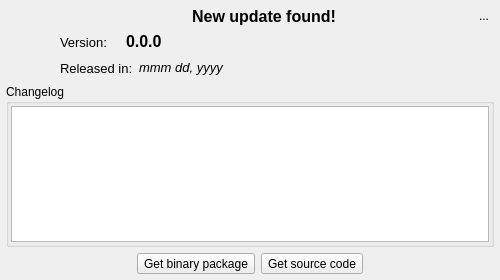
The window that libpgmodeler_ui/ui/updatenotifierwidget.ui (pgmodeler/pgmodeler) describes before a commit, drawn with Qt 5.
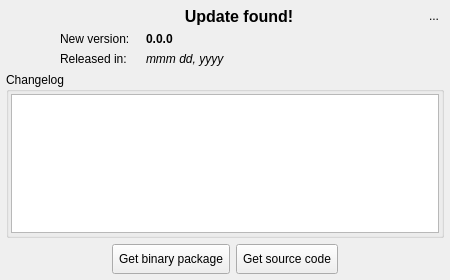
The same window after the commit. Icons and pictures are not drawn.

Commit message:
More widget fonts adjustments
Created a second version of PgModelerUiNS::configureWidgetFont that
accepts a custom factor value.

```diff
--- a/libpgmodeler_ui/ui/updatenotifierwidget.ui
+++ b/libpgmodeler_ui/ui/updatenotifierwidget.ui
@@ -12,13 +12,13 @@
    <rect>
     <x>0</x>
     <y>0</y>
-    <width>500</width>
+    <width>450</width>
     <height>280</height>
    </rect>
   </property>
   <property name="minimumSize">
    <size>
-    <width>500</width>
+    <width>450</width>
     <height>280</height>
    </size>
   </property>
@@ -78,7 +78,7 @@
          </font>
         </property>
         <property name="text">
-         <string>New update found!</string>
+         <string>Update found!</string>
         </property>
         <property name="alignment">
          <set>Qt::AlignCenter</set>
@@ -154,8 +154,8 @@
           </property>
           <property name="minimumSize">
            <size>
-            <width>60</width>
-            <height>20</height>
+            <width>80</width>
+            <height>0</height>
            </size>
           </property>
           <property name="maximumSize">
@@ -164,11 +164,6 @@
             <height>16777215</height>
            </size>
           </property>
-          <property name="font">
-           <font>
-            <pointsize>10</pointsize>
-           </font>
-          </property>
           <property name="text">
            <string>Released in:</string>
           </property>
@@ -184,7 +179,6 @@
           </property>
           <property name="font">
            <font>
-            <pointsize>10</pointsize>
             <weight>50</weight>
             <italic>true</italic>
             <bold>false</bold>
@@ -209,8 +203,8 @@
           </property>
           <property name="minimumSize">
            <size>
-            <width>60</width>
-            <height>20</height>
+            <width>80</width>
+            <height>0</height>
            </size>
           </property>
           <property name="maximumSize">
@@ -219,13 +213,8 @@
             <height>16777215</height>
            </size>
           </property>
-          <property name="font">
-           <font>
-            <pointsize>10</pointsize>
-           </font>
-          </property>
           <property name="text">
-           <string>Version:</string>
+           <string>New version:</string>
           </property>
          </widget>
         </item>
@@ -239,7 +228,6 @@
           </property>
           <property name="font">
            <font>
-            <pointsize>12</pointsize>
             <weight>75</weight>
             <bold>true</bold>
            </font>
@@ -271,11 +259,6 @@
          </property>
          <item>
           <widget class="QTextEdit" name="changelog_txt">
-           <property name="font">
-            <font>
-             <pointsize>8</pointsize>
-            </font>
-           </property>
            <property name="frameShadow">
             <enum>QFrame::Sunken</enum>
            </property>
@@ -319,7 +302,7 @@
           <property name="minimumSize">
            <size>
             <width>0</width>
-            <height>0</height>
+            <height>30</height>
            </size>
           </property>
           <property name="toolTip">
@@ -354,7 +337,7 @@
           <property name="minimumSize">
            <size>
             <width>0</width>
-            <height>0</height>
+            <height>30</height>
            </size>
           </property>
           <property name="toolTip">
```
Left out of the diff: 2 changed lines with no effect on the pictures. The commit also changes 10 other files.
